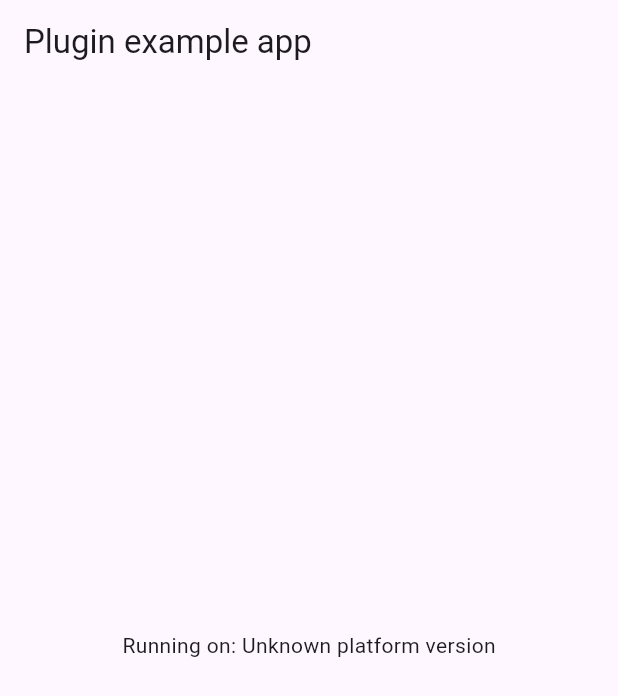
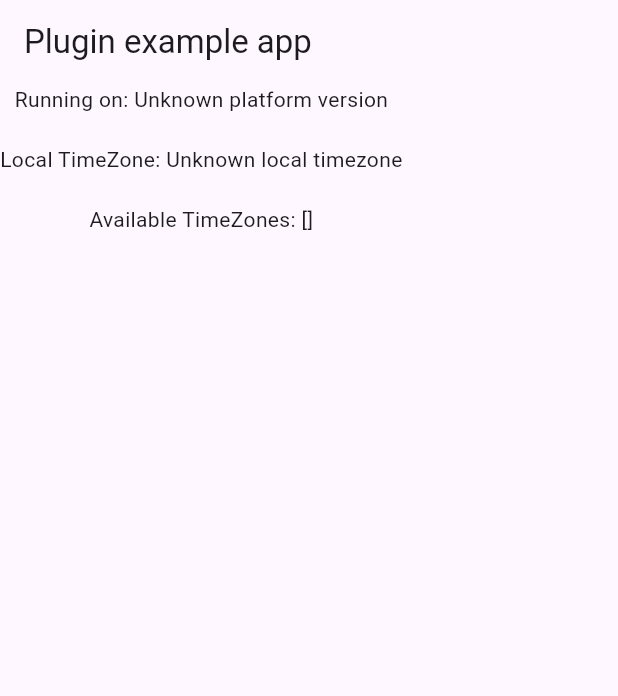
Before and after one commit to daegeun-dtx/daegeun_sample_pkg, a Flutter app: the screen it shows after launch, on a phone screen of 412 x 824 dp. Shown: the top 696 px of the screen. Run offline on Flutter 3.47's test engine with Material 3 defaults, Android fonts, the phone set to English and light mode, and no system bars; our stand-ins replace plugin_platform_interface.

Commit message:
Add: add example widget

```diff
--- a/example/lib/main.dart
+++ b/example/lib/main.dart
@@ -5,6 +5,7 @@ import 'package:flutter/services.dart';
 import 'package:daegeun_sample_pkg/daegeun_sample_pkg.dart';
 
 void main() {
+  WidgetsFlutterBinding.ensureInitialized();
   runApp(const MyApp());
 }
 
@@ -17,12 +18,16 @@ class MyApp extends StatefulWidget {
 
 class _MyAppState extends State<MyApp> {
   String _platformVersion = 'Unknown';
+  String _localTimeZone = "Unknown";
+  List<String>? _availableTimeZones = [];
   final _daegeunSamplePkgPlugin = DaegeunSamplePkg();
 
   @override
   void initState() {
     super.initState();
     initPlatformState();
+    initLocalTimezoneState();
+    initAvailableTimeZonesState();
   }
 
   // Platform messages are asynchronous, so we initialize in an async method.
@@ -31,8 +36,8 @@ class _MyAppState extends State<MyApp> {
     // Platform messages may fail, so we use a try/catch PlatformException.
     // We also handle the message potentially returning null.
     try {
-      platformVersion =
-          await _daegeunSamplePkgPlugin.getPlatformVersion() ?? 'Unknown platform version';
+      platformVersion = await _daegeunSamplePkgPlugin.getPlatformVersion() ??
+          'Unknown platform version';
     } on PlatformException {
       platformVersion = 'Failed to get platform version.';
     }
@@ -47,6 +52,38 @@ class _MyAppState extends State<MyApp> {
     });
   }
 
+  Future<void> initLocalTimezoneState() async {
+    String localTimeZone;
+    try {
+      localTimeZone = await _daegeunSamplePkgPlugin.getLocalTimeZone() ??
+          "Unknown local timezone";
+    } on PlatformException {
+      localTimeZone = 'Failed to get local timezone.';
+    }
+
+    if (!mounted) return;
+
+    setState(() {
+      _localTimeZone = localTimeZone;
+    });
+  }
+
+  Future<void> initAvailableTimeZonesState() async {
+    List<String> availableTimeZones;
+    try {
+      availableTimeZones =
+          await _daegeunSamplePkgPlugin.getAvailableTimeZones() ?? [];
+    } on PlatformException {
+      availableTimeZones = ['Failed to get available timezones.'];
+    }
+
+    if (!mounted) return;
+
+    setState(() {
+      _availableTimeZones = availableTimeZones;
+    });
+  }
+
   @override
   Widget build(BuildContext context) {
     return MaterialApp(
@@ -54,8 +91,15 @@ class _MyAppState extends State<MyApp> {
         appBar: AppBar(
           title: const Text('Plugin example app'),
         ),
-        body: Center(
-          child: Text('Running on: $_platformVersion\n'),
+        body: SingleChildScrollView(
+          child: Column(
+            mainAxisAlignment: MainAxisAlignment.center,
+            children: [
+              Text('Running on: $_platformVersion\n'),
+              Text('Local TimeZone: $_localTimeZone\n'),
+              Text('Available TimeZones: $_availableTimeZones\n')
+            ],
+          ),
         ),
       ),
     );
--- a/pubspec.yaml
+++ b/pubspec.yaml
@@ -1,7 +1,8 @@
 name: daegeun_sample_pkg
 description: "A new Flutter sample package."
 version: 0.1.0
-#homepage:
+homepage: https://github.com/daegeun-dtx/daegeun_sample_pkg
+publish_to: none
 
 environment:
   sdk: '>=3.2.6 <4.0.0'
```
